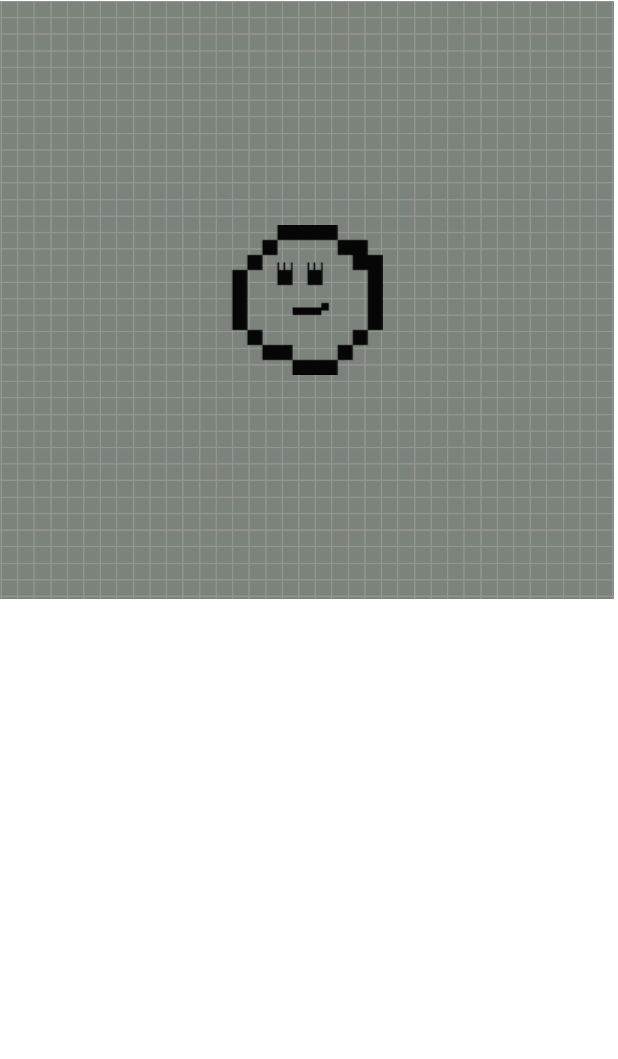
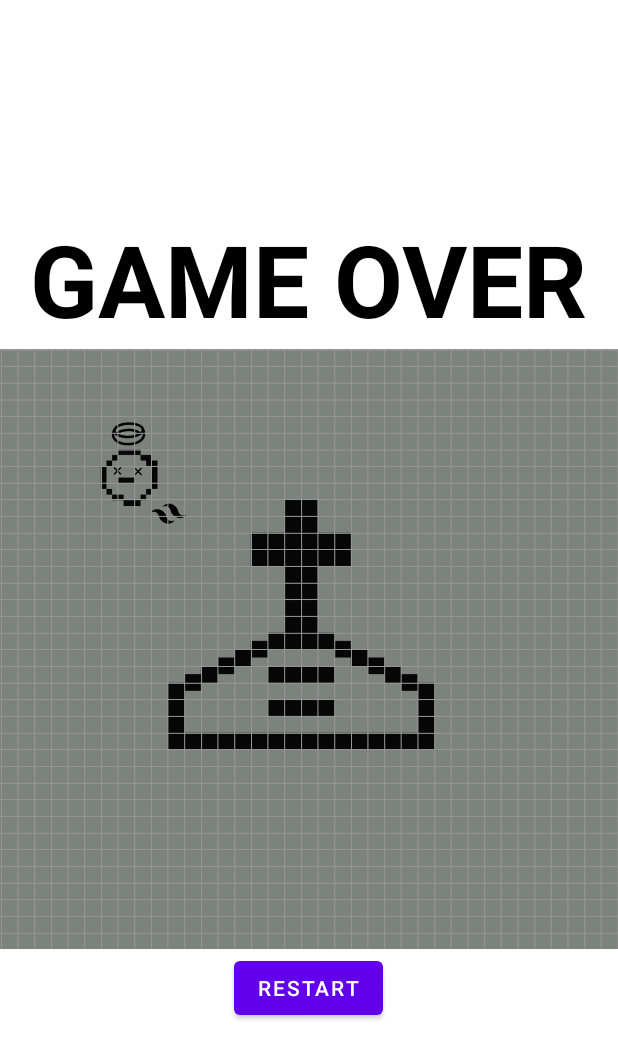
Before and after one commit to swonny/JavaProject, an Android app: the EndActivity screen opened directly, with no data from a screen before it, on a phone screen of 412 x 824 dp. Shown: the top 1059 px of the screen. Run offline under Robolectric (Android 15) with nearby library versions, the phone set to English and light mode, and no system bars.

Commit message:
21.12.06 (월) 게임 종료 화면 구현, 놀아주기 타이머 구현

```diff
--- a/app/src/main/java/com/example/javaproject/EndActivity.java
+++ b/app/src/main/java/com/example/javaproject/EndActivity.java
@@ -2,6 +2,10 @@ package com.example.javaproject;
 
 import android.content.Intent;
 import android.os.Bundle;
+import android.view.View;
+import android.widget.Button;
+import android.widget.EditText;
+import android.widget.TextView;
 
 import androidx.appcompat.app.AppCompatActivity;
 
@@ -12,5 +16,15 @@ public class EndActivity extends AppCompatActivity {
         setContentView(R.layout.end_main);
 
         Intent intent = getIntent();
+
+        Button restartButton = (Button) findViewById(R.id.restartButton); // 화면전환 이벤트
+        restartButton.setOnClickListener(new View.OnClickListener() { // 시작 버튼 화면전환
+            @Override
+            public void onClick(View view) {
+                Intent intent = new Intent(getApplicationContext(), MainActivity.class);
+
+                startActivity(intent);
+            }
+        });
     }
 }
--- a/app/src/main/res/layout/end_main.xml
+++ b/app/src/main/res/layout/end_main.xml
@@ -5,34 +5,34 @@
     android:layout_height="match_parent"
     xmlns:app="http://schemas.android.com/apk/res-auto">
 
-    <TextView
-        android:layout_width="wrap_content"
-        android:layout_height="wrap_content"
-        android:text="게임이 종료되었습니다ㅠㅠ"
-        app:layout_constraintBottom_toBottomOf="parent"
-        app:layout_constraintLeft_toLeftOf="parent"
-        app:layout_constraintRight_toRightOf="parent"
-        app:layout_constraintTop_toTopOf="parent"
-        app:layout_constraintVertical_bias="0.144" />
 
-    <FrameLayout
-        android:layout_width="409dp"
-        android:layout_height="400dp"
-        tools:layout_editor_absoluteX="1dp"
-        tools:layout_editor_absoluteY="122dp">
+    <LinearLayout
+        android:layout_width="match_parent"
+        android:layout_height="match_parent"
+        android:gravity="center"
+        android:orientation="vertical">
 
-        <ImageView
-            android:id="@+id/imageView2"
+        <TextView
             android:layout_width="wrap_content"
             android:layout_height="wrap_content"
-            app:srcCompat="@drawable/background" />
+            android:textColor="@android:color/black"
+            android:textStyle="bold"
+            android:textSize="100px"
+            android:text="GAME OVER" />
 
         <ImageView
             android:id="@+id/imageView3"
             android:layout_width="wrap_content"
+            android:layout_height="404dp"
+            android:layout_gravity="center|center_vertical"
+            app:srcCompat="@drawable/gameover" />
+
+        <Button
+            android:id="@+id/restartButton"
+            android:layout_width="wrap_content"
             android:layout_height="wrap_content"
-            android:layout_gravity="center"
-            app:srcCompat="@drawable/play"
-            tools:visibility="gone" />
-    </FrameLayout>
+            android:text="RESTART" />
+
+    </LinearLayout>
+
 </androidx.constraintlayout.widget.ConstraintLayout>
```
Also changed, not shown: app/src/main/java/com/example/javaproject/MainActivity.java (+11 -13 lines), app/src/main/java/com/example/javaproject/SubActivity.java (+46 -13 lines), app/src/main/res/drawable/gameover.png (added).
